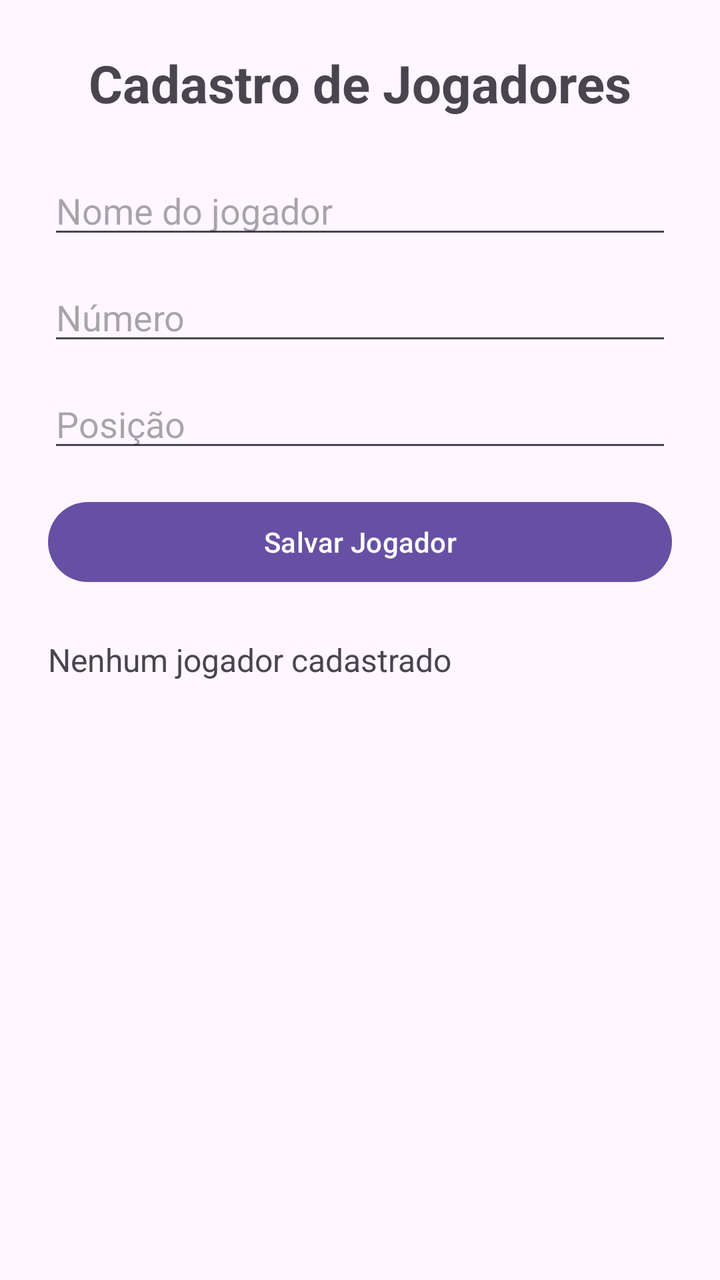
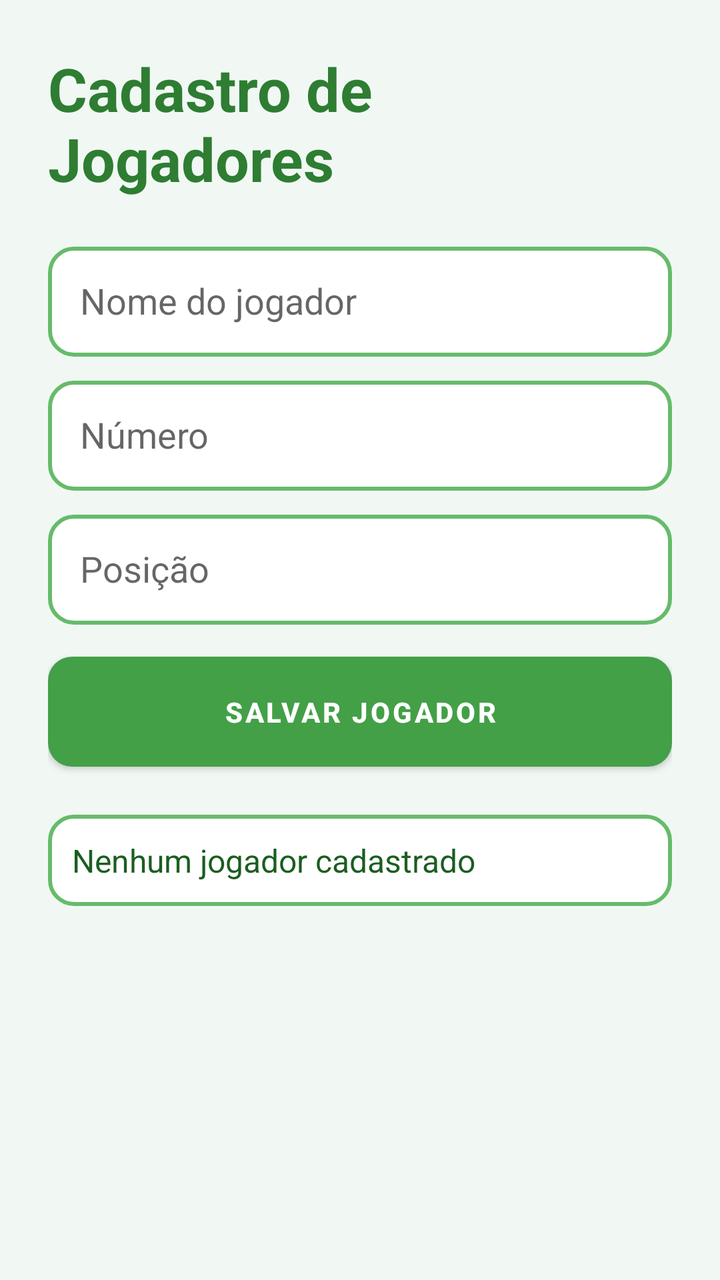

An Android layout rendered at two revisions. The XML below is the earlier revision; the diff shows what the commit changed to produce the second picture.
<!-- AndroidManifest.xml: application theme Theme.AppControlePro -->
<!-- res/layout/activity_jogadores.xml -->
<?xml version="1.0" encoding="utf-8"?>
<ScrollView xmlns:android="http://schemas.android.com/apk/res/android"
    xmlns:app="http://schemas.android.com/apk/res-auto"
    android:layout_width="match_parent"
    android:layout_height="match_parent"
    android:padding="24dp">

    <androidx.constraintlayout.widget.ConstraintLayout
        android:layout_width="match_parent"
        android:layout_height="wrap_content">

        
        <TextView
            android:id="@+id/txtTituloJogadores"
            android:layout_width="wrap_content"
            android:layout_height="wrap_content"
            android:text="Cadastro de Jogadores"
            android:textSize="26sp"
            android:textStyle="bold"
            app:layout_constraintTop_toTopOf="parent"
            app:layout_constraintStart_toStartOf="parent"
            app:layout_constraintEnd_toEndOf="parent"/>

        
        <EditText
            android:id="@+id/edtNomeJogador"
            android:layout_width="0dp"
            android:layout_height="wrap_content"
            android:hint="Nome do jogador"
            app:layout_constraintTop_toBottomOf="@id/txtTituloJogadores"
            app:layout_constraintStart_toStartOf="parent"
            app:layout_constraintEnd_toEndOf="parent"
            android:layout_marginTop="24dp"/>

        
        <EditText
            android:id="@+id/edtNumeroJogador"
            android:layout_width="0dp"
            android:layout_height="wrap_content"
            android:hint="Número"
            android:inputType="number"
            app:layout_constraintTop_toBottomOf="@id/edtNomeJogador"
            app:layout_constraintStart_toStartOf="parent"
            app:layout_constraintEnd_toEndOf="parent"
            android:layout_marginTop="12dp"/>

        
        <EditText
            android:id="@+id/edtPosicaoJogador"
            android:layout_width="0dp"
            android:layout_height="wrap_content"
            android:hint="Posição"
            app:layout_constraintTop_toBottomOf="@id/edtNumeroJogador"
            app:layout_constraintStart_toStartOf="parent"
            app:layout_constraintEnd_toEndOf="parent"
            android:layout_marginTop="12dp"/>

        
        <Button
            android:id="@+id/btnSalvarJogador"
            android:layout_width="0dp"
            android:layout_height="wrap_content"
            android:text="Salvar Jogador"
            android:onClick="salvarJogador"
            app:layout_constraintTop_toBottomOf="@id/edtPosicaoJogador"
            app:layout_constraintStart_toStartOf="parent"
            app:layout_constraintEnd_toEndOf="parent"
            android:layout_marginTop="16dp"/>

        
        <TextView
            android:id="@+id/txtListaJogadores"
            android:layout_width="0dp"
            android:layout_height="wrap_content"
            android:text="Nenhum jogador cadastrado"
            android:textSize="16sp"
            app:layout_constraintTop_toBottomOf="@id/btnSalvarJogador"
            app:layout_constraintStart_toStartOf="parent"
            app:layout_constraintEnd_toEndOf="parent"
            android:layout_marginTop="24dp"/>

    </androidx.constraintlayout.widget.ConstraintLayout>

</ScrollView>
<!-- resources referenced by this layout -->
<resources>
  <style name="Theme.AppControlePro" parent="Base.Theme.AppControlePro" />
  <style name="Base.Theme.AppControlePro" parent="Theme.Material3.DayNight.NoActionBar">
          
          
      </style>
</resources>

<!-- the commit's change to res/layout/activity_jogadores.xml (unified diff, before → after) -->
@@ -3,7 +3,8 @@
     xmlns:app="http://schemas.android.com/apk/res-auto"
     android:layout_width="match_parent"
     android:layout_height="match_parent"
-    android:padding="24dp">
+    android:padding="24dp"
+    android:background="#F1F8F4">
 
     <androidx.constraintlayout.widget.ConstraintLayout
         android:layout_width="match_parent"
@@ -15,8 +16,9 @@
             android:layout_width="wrap_content"
             android:layout_height="wrap_content"
             android:text="Cadastro de Jogadores"
-            android:textSize="26sp"
+            android:textSize="30sp"
             android:textStyle="bold"
+            android:textColor="#2E7D32"
             app:layout_constraintTop_toTopOf="parent"
             app:layout_constraintStart_toStartOf="parent"
             app:layout_constraintEnd_toEndOf="parent"/>
@@ -25,8 +27,10 @@
         <EditText
             android:id="@+id/edtNomeJogador"
             android:layout_width="0dp"
-            android:layout_height="wrap_content"
+            android:layout_height="55dp"
             android:hint="Nome do jogador"
+            android:padding="16dp"
+            android:background="@drawable/campo_verde"
             app:layout_constraintTop_toBottomOf="@id/txtTituloJogadores"
             app:layout_constraintStart_toStartOf="parent"
             app:layout_constraintEnd_toEndOf="parent"
@@ -36,9 +40,11 @@
         <EditText
             android:id="@+id/edtNumeroJogador"
             android:layout_width="0dp"
-            android:layout_height="wrap_content"
+            android:layout_height="55dp"
             android:hint="Número"
             android:inputType="number"
+            android:padding="16dp"
+            android:background="@drawable/campo_verde"
             app:layout_constraintTop_toBottomOf="@id/edtNomeJogador"
             app:layout_constraintStart_toStartOf="parent"
             app:layout_constraintEnd_toEndOf="parent"
@@ -48,8 +54,10 @@
         <EditText
             android:id="@+id/edtPosicaoJogador"
             android:layout_width="0dp"
-            android:layout_height="wrap_content"
+            android:layout_height="55dp"
             android:hint="Posição"
+            android:padding="16dp"
+            android:background="@drawable/campo_verde"
             app:layout_constraintTop_toBottomOf="@id/edtNumeroJogador"
             app:layout_constraintStart_toStartOf="parent"
             app:layout_constraintEnd_toEndOf="parent"
@@ -59,8 +67,12 @@
         <Button
             android:id="@+id/btnSalvarJogador"
             android:layout_width="0dp"
-            android:layout_height="wrap_content"
+            android:layout_height="55dp"
             android:text="Salvar Jogador"
+            android:textColor="#FFFFFF"
+            android:textStyle="bold"
+            android:background="@drawable/botao_verde"
+            android:backgroundTint="@null"
             android:onClick="salvarJogador"
             app:layout_constraintTop_toBottomOf="@id/edtPosicaoJogador"
             app:layout_constraintStart_toStartOf="parent"
@@ -74,6 +86,9 @@
             android:layout_height="wrap_content"
             android:text="Nenhum jogador cadastrado"
             android:textSize="16sp"
+            android:textColor="#1B5E20"
+            android:padding="12dp"
+            android:background="@drawable/campo_verde"
             app:layout_constraintTop_toBottomOf="@id/btnSalvarJogador"
             app:layout_constraintStart_toStartOf="parent"
             app:layout_constraintEnd_toEndOf="parent"
<!-- resource entries referenced after the edit -->
@@ -1,9 +1,36 @@
 <!-- resources referenced by this layout -->
 <resources>
-  <style name="Theme.AppControlePro" parent="Base.Theme.AppControlePro" />
-  <style name="Base.Theme.AppControlePro" parent="Theme.Material3.DayNight.NoActionBar">
-          
-          
+  <!-- drawable botao_verde (drawable) -->
+  <?xml version="1.0" encoding="utf-8"?>
+  <shape xmlns:android="http://schemas.android.com/apk/res/android">
+      <solid android:color="#43A047"/>
+      <corners android:radius="12dp"/>
+  </shape>
+  <!-- drawable campo_verde (drawable) -->
+  <?xml version="1.0" encoding="utf-8"?>
+  <shape xmlns:android="http://schemas.android.com/apk/res/android">
+  
+      <solid android:color="#FFFFFF"/>
+  
+      <stroke
+          android:width="2dp"
+          android:color="#66BB6A"/>
+  
+      <corners android:radius="12dp"/>
+  
+  </shape>
+  <style name="Theme.AppControlePro" parent="Theme.MaterialComponents.DayNight.DarkActionBar">
+          <item name="colorPrimary">@color/green_500</item>
+          <item name="colorPrimaryVariant">@color/green_700</item>
+          <item name="colorSecondary">@color/teal_200</item>
+          <item name="colorSecondaryVariant">@color/teal_700</item>
+          <item name="android:statusBarColor">@color/green_700</item>
+          <item name="colorOnPrimary">@color/white</item>
       </style>
+  <color name="green_500">#43A047</color>
+  <color name="green_700">#2E7D32</color>
+  <color name="teal_200">#80CBC4</color>
+  <color name="teal_700">#00796B</color>
+  <color name="white">#FFFFFF</color>
 </resources>
 
